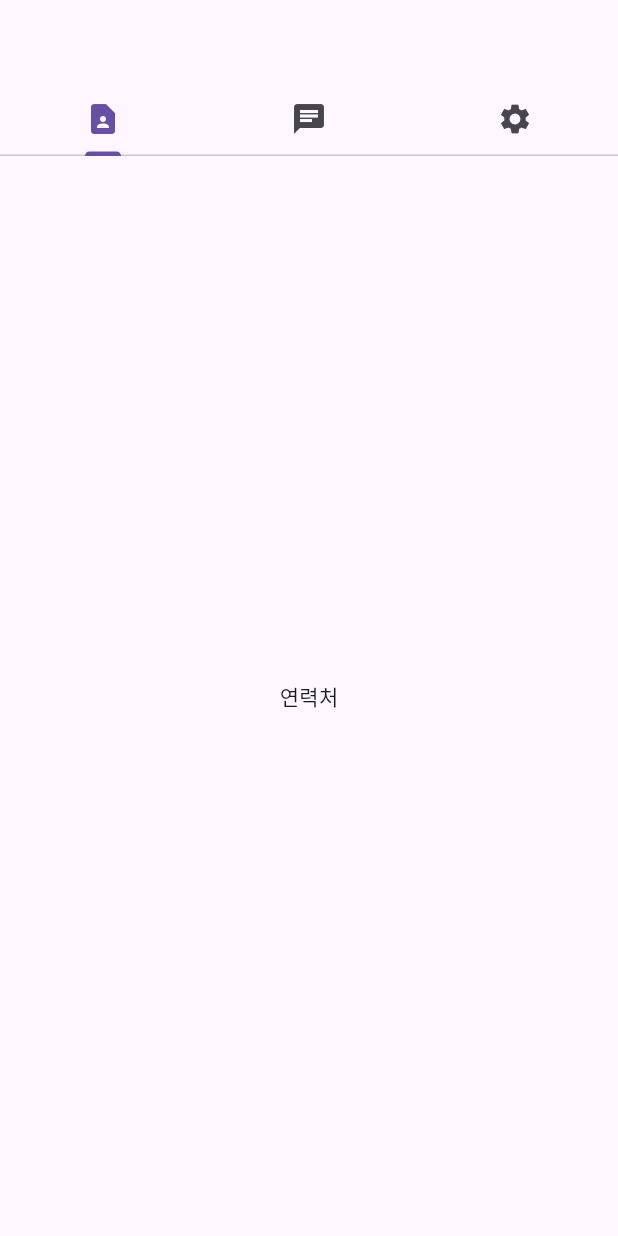
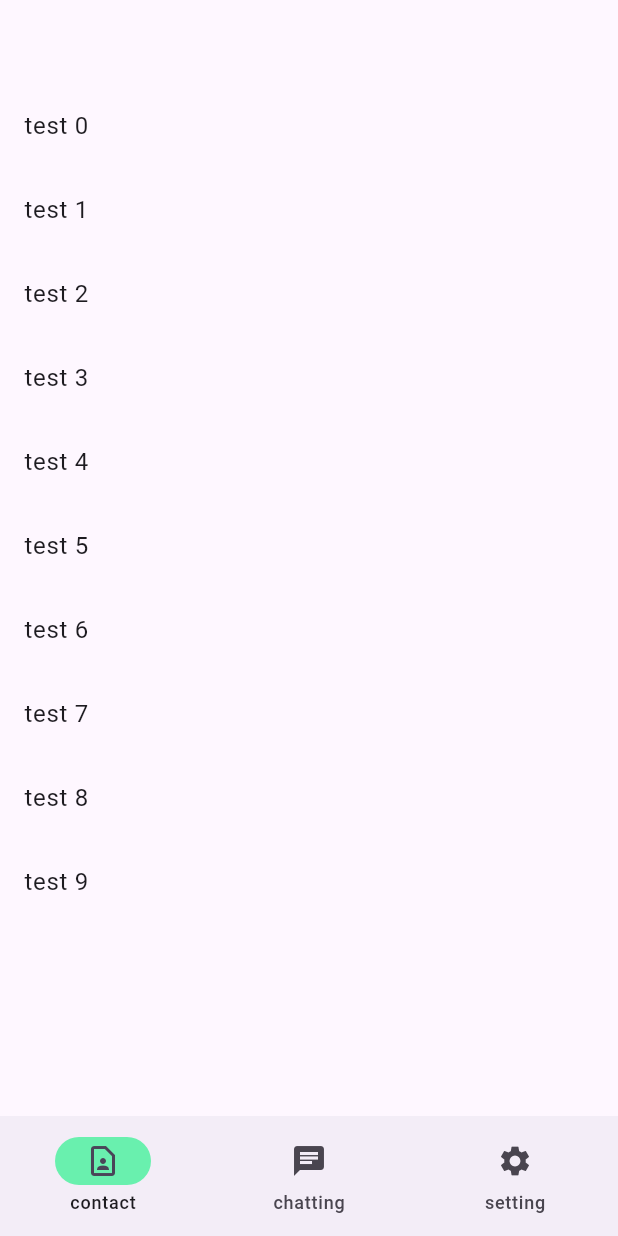
Before and after one commit to WisdomKang/project_messenger, a Flutter app: the screen it shows after launch, on a phone screen of 412 x 824 dp. Run offline on Flutter 3.47's test engine with Material 3 defaults, Android fonts, the phone set to English and light mode, and no system bars; our stand-ins replace firebase_core, firebase_messaging, flutter_local_notifications, flutter_native_splash; accounts and stored records are empty; generated files the repository leaves out were written again.

Commit message:
create : chatting page

```diff
--- a/application/lib/main.dart
+++ b/application/lib/main.dart
@@ -3,6 +3,7 @@ import 'package:firebase_messaging/firebase_messaging.dart';
 import 'package:flutter/material.dart';
 import 'package:flutter_native_splash/flutter_native_splash.dart';
 import 'package:my_messenger_application/firebase/firebase_message_setting.dart';
+import 'package:my_messenger_application/screen/chatroom_screen.dart';
 import 'package:my_messenger_application/screen/home_screen.dart';
 import 'package:my_messenger_application/screen/login_screen.dart';
 
@@ -14,14 +15,15 @@ Future<void> main() async {
   FlutterNativeSplash.remove();
 
 
-  await initializeFirebaseMessaging();
-  FirebaseMessaging.onBackgroundMessage(firebaseMessagingBackgroundHandler);
+  // await initializeFirebaseMessaging();
+  // FirebaseMessaging.onBackgroundMessage(firebaseMessagingBackgroundHandler);
 
   runApp(
     MaterialApp(
       routes: {
         "/login" : (context) => LoginScreen(),
-        "/home" : (context) => HomeScreen()
+        "/home" : (context) => HomeScreen(),
+        "/chatting" : (BuildContext context ) => ChatRoomScreen(),
       },
       initialRoute: "/home",
     )
--- a/application/lib/screen/home_screen.dart
+++ b/application/lib/screen/home_screen.dart
@@ -1,5 +1,8 @@
 import 'package:flutter/cupertino.dart';
 import 'package:flutter/material.dart';
+import 'package:my_messenger_application/screen/homesub/chat_list_screen.dart';
+import 'package:my_messenger_application/screen/homesub/contract_screen.dart';
+import 'package:my_messenger_application/screen/homesub/setting_screen.dart';
 
 class HomeScreen extends StatefulWidget {
   const HomeScreen({super.key});
@@ -9,27 +12,47 @@ class HomeScreen extends StatefulWidget {
 }
 
 class _HomeScreenState extends State<HomeScreen> {
+
+  int _pageIndex = 0;
+
+  List<Widget> _pageWidgetList = <Widget>[
+    ContractListScreen(),
+    ChatListScreen(),
+    SettingScreen()
+  ];
+
+  void _onItemTapped(int index){
+    setState(() {
+      _pageIndex = index;
+    });
+  }
+
+
   @override
   Widget build(BuildContext context) {
-    return DefaultTabController(
-      length: 3,
-      child: Scaffold(
+    return Scaffold(
         appBar: AppBar(
-          bottom: const TabBar(tabs: [
-            Tab(icon: Icon(Icons.contact_page)),
-            Tab(icon: Icon(Icons.chat) ),
-            Tab(icon:Icon(Icons.settings))
-          ]
-          ),
         ),
-        body: TabBarView(
-          children: [
-            Center(child: Text("연력처"),),
-            Center(child: Text("채팅목록"),),
-            Center(child: Text("설정"),)
+        bottomNavigationBar: NavigationBar(
+          onDestinationSelected: (int index){
+            setState(() {
+              _pageIndex = index;
+            });
+          },
+
+          destinations: <Widget>[
+            NavigationDestination(
+              selectedIcon:  Icon(Icons.contact_page_outlined),
+                icon: Icon(Icons.contact_page) ,
+                label: "contact" ,
+            ),
+            NavigationDestination(icon: Icon(Icons.chat) , label: "chatting" , ),
+            NavigationDestination(icon:Icon(Icons.settings) , label: "setting", ),
           ],
+          selectedIndex: _pageIndex,
+          indicatorColor: Colors.greenAccent,
         ),
-      ),
-    );
+        body: _pageWidgetList.elementAt(_pageIndex)
+      );
   }
 }
--- a/application/lib/screen/homesub/contract_screen.dart
+++ b/application/lib/screen/homesub/contract_screen.dart
@@ -0,0 +1,28 @@
+import 'package:flutter/cupertino.dart';
+import 'package:flutter/material.dart';
+
+class ContractListScreen extends StatefulWidget {
+  const ContractListScreen ({super.key});
+
+  @override
+  State<ContractListScreen> createState() => _ContractListScreenState();
+}
+
+class _ContractListScreenState extends State<ContractListScreen> {
+  @override
+  Widget build(BuildContext context) {
+    return Center(
+      child: ListView.builder(
+        itemCount: 10,
+        itemBuilder: (context, index) {
+          return ListTile(
+            title: Text("test $index"),
+            onTap: () {
+              Navigator.pushNamed(context, "/chatting");
+            },
+          );
+        },
+      ),
+    );
+  }
+}
```
Also changed, not shown: application/lib/screen/chatroom_screen.dart (added, +26 -0 lines), application/lib/screen/homesub/chat_list_screen.dart (+28 -0 lines), application/lib/screen/homesub/setting_screen.dart (+17 -0 lines), 1 other file.
